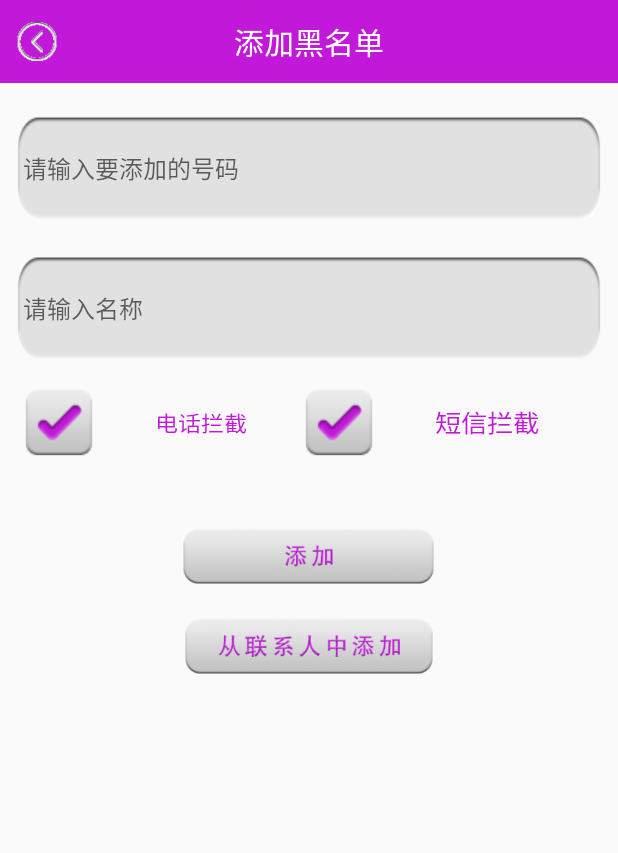
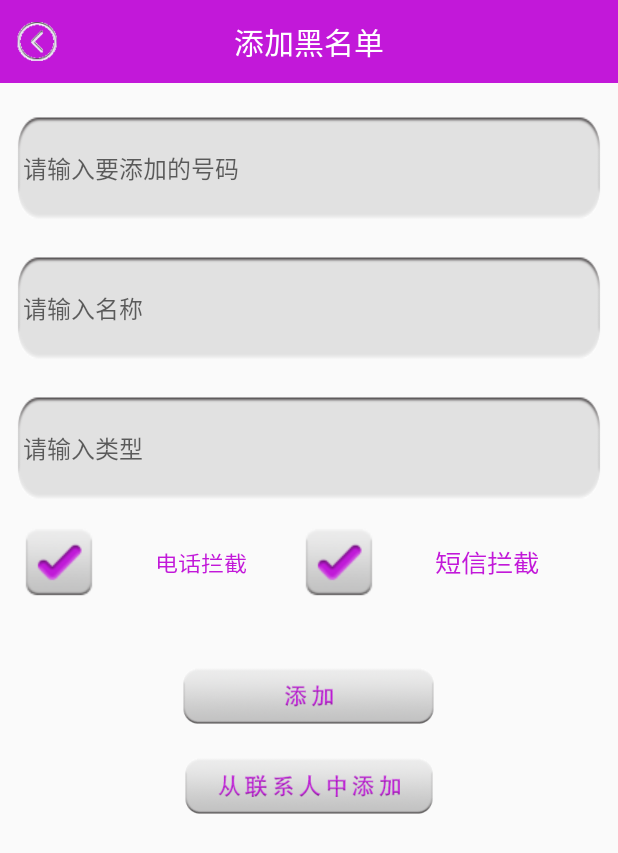
Before and after one commit to wuweipi/MobileGuard, an Android app: the AddBlackNumberActivity screen opened directly, with no data from a screen before it, on a phone screen of 412 x 824 dp. Shown: the top 853 px of the screen. Run offline under Robolectric (Android 15) with nearby library versions, the phone set to English and light mode, and no system bars.

Commit message:
4管家3

```diff
--- a/app/src/main/java/cn/edu/gdmec/android/mobileguard/m3communicationguard/AddBlackNumberActivity.java
+++ b/app/src/main/java/cn/edu/gdmec/android/mobileguard/m3communicationguard/AddBlackNumberActivity.java
@@ -26,6 +26,7 @@
     private CheckBox mTelCB;
     private EditText mNumET;
     private EditText mNameET;
+    private EditText mTypeET;
     private BlackNumberDao dao;
 
     private void initView(){
@@ -39,6 +40,7 @@
         mSmsCB = (CheckBox) findViewById(R.id.cb_blacknumber_sms);
         mTelCB = (CheckBox) findViewById(R.id.cb_blacknumber_tel);
         mNumET = (EditText) findViewById(R.id.et_balcknumber);
+        mTypeET = (EditText) findViewById(R.id.et_balcktype);
         mNameET = (EditText) findViewById(R.id.et_balckname);
         findViewById(R.id.add_blacknum_btn).setOnClickListener(this);
         findViewById(R.id.add_fromcontact_btn).setOnClickListener(this);
@@ -49,8 +51,10 @@
         if (data != null){
             String phone = data.getStringExtra("phone");
             String name = data.getStringExtra("name");
+            String type = data.getStringExtra("type");
             mNameET.setText(name);
             mNumET.setText(phone);
+            mTypeET.setText(type);
         }
     }
 
@@ -70,6 +74,7 @@
             case R.id.add_blacknum_btn:
                 String number = mNumET.getText().toString().trim();
                 String name = mNameET.getText().toString().trim();
+                String type = mTypeET.getText().toString().trim();
                 if (TextUtils.isEmpty(number) || TextUtils.isEmpty(name)){
                     Toast.makeText(this,"电话号码和手机号不能为空！",Toast.LENGTH_LONG).show();
                     return;
@@ -77,6 +82,7 @@
                     BlackContactInfo blackContactInfo = new BlackContactInfo();
                     blackContactInfo.phoneNumber = number;
                     blackContactInfo.contactName = name;
+                    blackContactInfo.type = type;
                     if (mSmsCB.isChecked() & mTelCB.isChecked()){
                         blackContactInfo.mode = 3;
                     }else if (mSmsCB.isChecked() & !mTelCB.isChecked()){
--- a/app/src/main/java/cn/edu/gdmec/android/mobileguard/m3communicationguard/adapter/BlackContactAdapter.java
+++ b/app/src/main/java/cn/edu/gdmec/android/mobileguard/m3communicationguard/adapter/BlackContactAdapter.java
@@ -28,6 +28,7 @@
         TextView mModeTV;
         View mContactImgv;
         View mDeleteView;
+        TextView mTypeTV;
     }
 
     public interface BlackContactCallBack{
@@ -65,6 +66,8 @@
             holder = new ViewHolder();
             holder.mNameTV = (TextView) view.findViewById(R.id.tv_black_name);
             holder.mModeTV = (TextView) view.findViewById(R.id.tv_black_mode);
+            holder.mTypeTV = (TextView) view.findViewById(R.id.tv_black_type);
+
             holder.mContactImgv = view.findViewById(R.id.view_black_icon);
             holder.mDeleteView = view.findViewById(R.id.view_black_delete);
             view.setTag(holder);
@@ -73,8 +76,10 @@
         }
         holder.mNameTV.setText(contactInfos.get(i).contactName + "(" + contactInfos.get(i).phoneNumber + ")");
         holder.mModeTV.setText(contactInfos.get(i).getModeString(contactInfos.get(i).mode));
+        holder.mTypeTV.setText(contactInfos.get(i).type);
         holder.mNameTV.setTextColor(context.getResources().getColor(R.color.bright_purple));
         holder.mModeTV.setTextColor(context.getResources().getColor(R.color.bright_purple));
+        holder.mTypeTV.setTextColor(context.getResources().getColor(R.color.bright_purple));
         holder.mContactImgv.setBackgroundResource(R.drawable.brightpurple_contact_icon);
         holder.mDeleteView.setOnClickListener(new View.OnClickListener(){
             public void onClick(View view){
--- a/app/src/main/java/cn/edu/gdmec/android/mobileguard/m3communicationguard/db/BlackNumberOpenHelper.java
+++ b/app/src/main/java/cn/edu/gdmec/android/mobileguard/m3communicationguard/db/BlackNumberOpenHelper.java
@@ -33,6 +33,7 @@
                 "(id integer primary key autoincrement, " +
                 "number varchar(20), " +
                 "name varchar(255)," +
+                "type varchar(255)," +
                 "mode integer)");
     }
 
--- a/app/src/main/java/cn/edu/gdmec/android/mobileguard/m3communicationguard/db/dao/BlackNumberDao.java
+++ b/app/src/main/java/cn/edu/gdmec/android/mobileguard/m3communicationguard/db/dao/BlackNumberDao.java
@@ -35,6 +35,7 @@
         values.put("number",blackContactInfo.phoneNumber);
         values.put("name",blackContactInfo.contactName);
         values.put("mode",blackContactInfo.mode);
+        values.put("type",blackContactInfo.type);
         long rowid = db.insert("blacknumber",null,values);
         if (rowid == -1){
             return false;
@@ -57,7 +58,7 @@
                                                      int pagesize){
         SQLiteDatabase db = blackNumberOpenHelper.getReadableDatabase();
         Cursor cursor = db.rawQuery(
-                "select number,mode,name from blacknumber limit ? offset ?",
+                "select number,mode,name,type from blacknumber limit ? offset ?",
                 new String[] { String.valueOf(pagesize),
                         String.valueOf(pagesize * pagenumber)});
         List<BlackContactInfo> mBlackContactInfos = new ArrayList<BlackContactInfo>();
@@ -66,6 +67,7 @@
             info.phoneNumber = cursor.getString(0);
             info.mode = cursor.getInt(1);
             info.contactName = cursor.getString(2);
+            info.type = cursor.getString(3);
             mBlackContactInfos.add(info);
         }
         cursor.close();
--- a/app/src/main/java/cn/edu/gdmec/android/mobileguard/m3communicationguard/entity/BlackContactInfo.java
+++ b/app/src/main/java/cn/edu/gdmec/android/mobileguard/m3communicationguard/entity/BlackContactInfo.java
@@ -8,6 +8,7 @@
     public String phoneNumber;
     public String contactName;
     public int mode;
+    public String type;
 
     public String getModeString(int mode){
         switch (mode){
--- a/app/src/main/res/anim/next_in.xml
+++ b/app/src/main/res/anim/next_in.xml
@@ -2,7 +2,7 @@
 <translate xmlns:android="http://schemas.android.com/apk/res/android"
            android:fromXDelta="100%p"
            android:toXDelta="0"
-           android:fromYDelta="0"
+           android:fromYDelta="100%p"
            android:toYDelta="0"
            android:duration="500"
            android:repeatCount="0">
--- a/app/src/main/res/anim/pre_in.xml
+++ b/app/src/main/res/anim/pre_in.xml
@@ -1,7 +1,7 @@
 <?xml version="1.0" encoding="utf-8"?>
 <translate xmlns:android="http://schemas.android.com/apk/res/android"
            android:fromXDelta="-100%p"
-           android:toXDelta="0"
+           android:toXDelta="100%p"
            android:fromYDelta="0"
            android:toYDelta="0"
            android:duration="500"
--- a/app/src/main/res/layout/activity_add_black_number.xml
+++ b/app/src/main/res/layout/activity_add_black_number.xml
@@ -28,6 +28,18 @@
         android:layout_marginTop="20dp"
         android:background="@drawable/coner_white_rec"
         android:hint="请输入名称"
+        android:paddingLeft="5dp"
+        android:textColor="@color/bright_purple"
+        android:textSize="16sp" />
+    <EditText
+        android:id="@+id/et_balcktype"
+        android:layout_width="match_parent"
+        android:layout_height="wrap_content"
+        android:layout_marginLeft="10dp"
+        android:layout_marginRight="10dp"
+        android:layout_marginTop="20dp"
+        android:background="@drawable/coner_white_rec"
+        android:hint="请输入类型"
         android:paddingLeft="5dp"
         android:textColor="@color/bright_purple"
         android:textSize="16sp" />
```
Also changed, not shown: app/src/main/res/layout/item_list_blackcontact.xml (+7 -0 lines).
